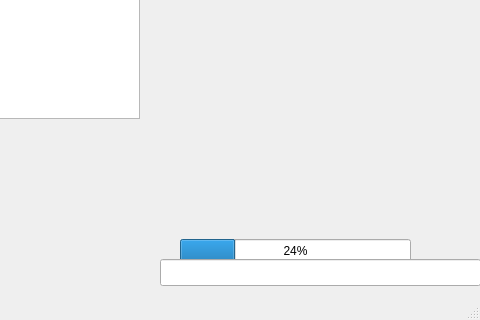
Old version of the form ui/mainwindow.ui in the repository Zhehua-Hu/Enchain; both pictures show x 600 to 1080 and y 400 to 720 of the 1080 by 720 pixel window.
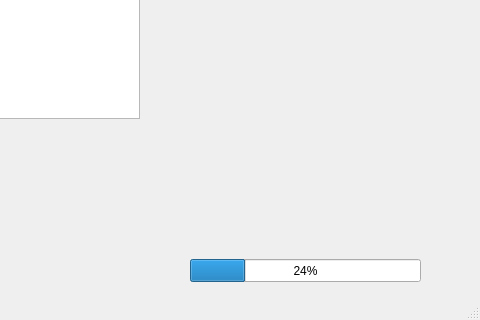
New version of the form.

What changed in the file:
```diff
--- a/ui/mainwindow.ui
+++ b/ui/mainwindow.ui
@@ -27,8 +27,8 @@
    <widget class="QProgressBar" name="progressBar">
     <property name="geometry">
      <rect>
-      <x>780</x>
-      <y>620</y>
+      <x>790</x>
+      <y>640</y>
       <width>231</width>
       <height>23</height>
      </rect>
@@ -37,16 +37,6 @@
      <number>24</number>
     </property>
    </widget>
-   <widget class="QLineEdit" name="lineEdit">
-    <property name="geometry">
-     <rect>
-      <x>760</x>
-      <y>640</y>
-      <width>321</width>
-      <height>27</height>
-     </rect>
-    </property>
-   </widget>
   </widget>
   <widget class="QMenuBar" name="menubar">
    <property name="geometry">
```
Left out of the diff: 19 changed lines with no effect on the pictures.
